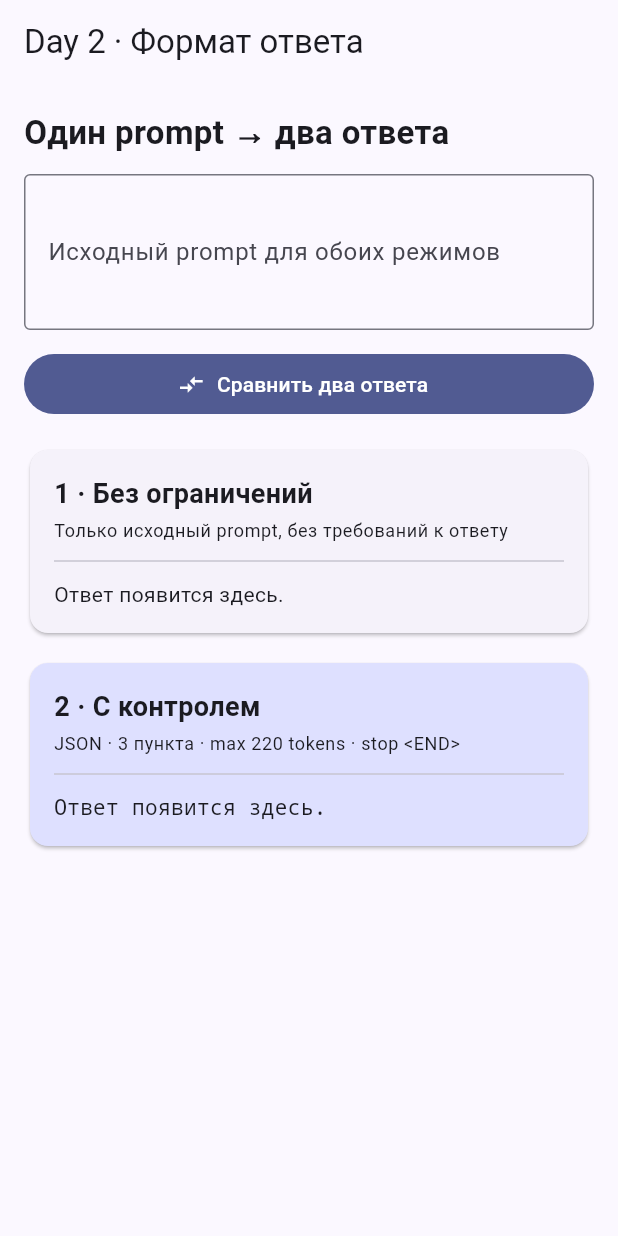
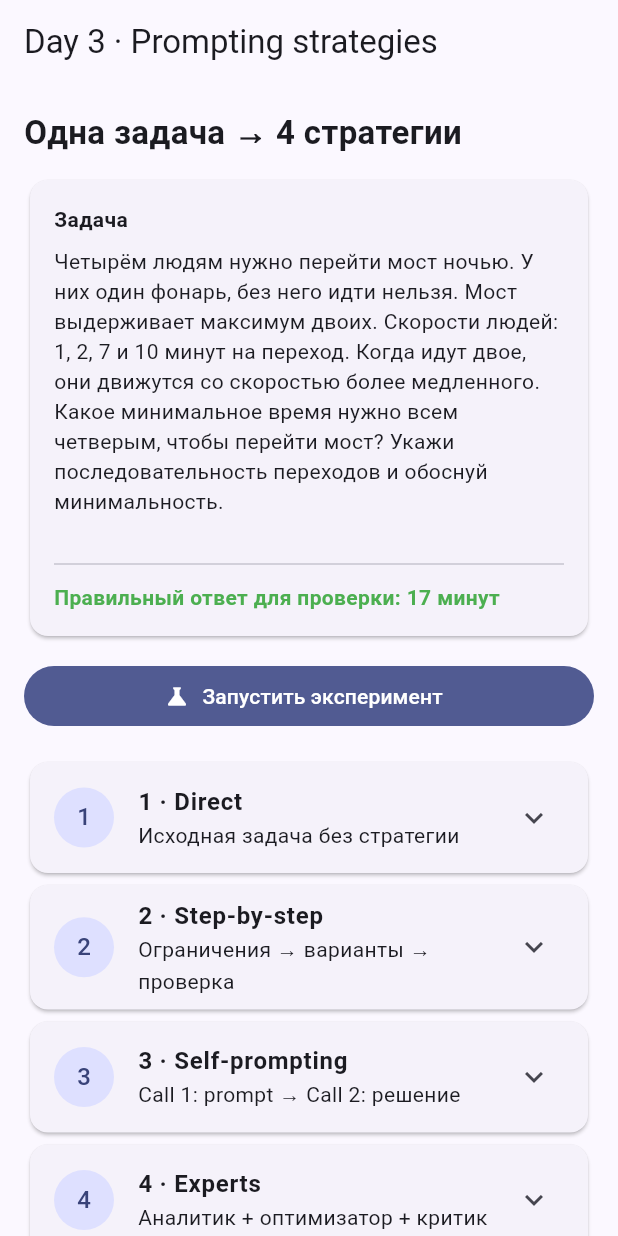
Before and after one commit to Rustam1821/ai-advent-day-01, a Flutter app: the screen it shows after launch, on a phone screen of 412 x 824 dp. Run offline on Flutter 3.47's test engine with Material 3 defaults, Android fonts, the phone set to English and light mode, and no system bars.

Commit message:
feat: compare four prompting strategies for AI Advent day 3

```diff
--- a/lib/main.dart
+++ b/lib/main.dart
@@ -6,7 +6,9 @@ import 'package:http/http.dart' as http;
 const _apiKey = String.fromEnvironment('DEEPSEEK_API_KEY');
 const _endpoint = 'https://api.deepseek.com/chat/completions';
 const _model = 'deepseek-v4-flash';
-const _stopSequence = '<END>';
+const _task = '''
+Четырём людям нужно перейти мост ночью. У них один фонарь, без него идти нельзя. Мост выдерживает максимум двоих. Скорости людей: 1, 2, 7 и 10 минут на переход. Когда идут двое, они движутся со скоростью более медленного. Какое минимальное время нужно всем четверым, чтобы перейти мост? Укажи последовательность переходов и обоснуй минимальность.
+''';
 
 void main() => runApp(const MyApp());
 
@@ -16,113 +18,145 @@ class MyApp extends StatelessWidget {
   @override
   Widget build(BuildContext context) {
     return MaterialApp(
-      title: 'AI Advent — Day 2',
+      title: 'AI Advent — Day 3',
       debugShowCheckedModeBanner: false,
       theme: ThemeData(
         colorScheme: ColorScheme.fromSeed(seedColor: Colors.indigo),
         useMaterial3: true,
       ),
-      home: const ComparePage(),
+      home: const PromptingExperimentPage(),
     );
   }
 }
 
-class ComparePage extends StatefulWidget {
-  const ComparePage({super.key});
+class PromptingExperimentPage extends StatefulWidget {
+  const PromptingExperimentPage({super.key});
 
   @override
-  State<ComparePage> createState() => _ComparePageState();
+  State<PromptingExperimentPage> createState() =>
+      _PromptingExperimentPageState();
 }
 
-class _ComparePageState extends State<ComparePage> {
-  final _promptController = TextEditingController();
-  _DeepSeekResult? _freeResult;
-  _DeepSeekResult? _controlledResult;
-  String _sentPrompt = '';
+class _PromptingExperimentPageState extends State<PromptingExperimentPage> {
+  _ApiResult? _direct;
+  _ApiResult? _stepByStep;
+  _ApiResult? _selfPrompting;
+  _ApiResult? _experts;
+  String? _generatedPrompt;
   String? _error;
   bool _isLoading = false;
 
-  @override
-  void dispose() {
-    _promptController.dispose();
-    super.dispose();
-  }
-
-  Future<void> _compareAnswers() async {
-    final prompt = _promptController.text.trim();
-    if (prompt.isEmpty || _isLoading) return;
+  Future<void> _runExperiment() async {
+    if (_isLoading) return;
     if (_apiKey.isEmpty) {
-      setState(
-        () => _error =
+      setState(() {
+        _error =
             'API key не найден. Запустите приложение с '
-            '--dart-define-from-file=.env',
-      );
+            '--dart-define-from-file=.env';
+      });
       return;
     }
 
     setState(() {
       _isLoading = true;
-      _sentPrompt = prompt;
-      _freeResult = null;
-      _controlledResult = null;
+      _direct = null;
+      _stepByStep = null;
+      _selfPrompting = null;
+      _experts = null;
+      _generatedPrompt = null;
       _error = null;
     });
 
     try {
-      final results = await Future.wait([
-        _requestDeepSeek(prompt: prompt, controlled: false),
-        _requestDeepSeek(prompt: prompt, controlled: true),
+      await Future.wait([
+        _ask([
+          {
+            'role': 'system',
+            'content': 'Отвечай по-русски и кратко, не более 250 слов.',
+          },
+          {'role': 'user', 'content': _task},
+        ]).then((result) {
+          if (mounted) setState(() => _direct = result);
+        }),
+        _ask([
+          {
+            'role': 'system',
+            'content':
+                'Решай задачу пошагово. Сначала выдели ограничения, затем '
+                'перебери разумные стратегии, посчитай каждый шаг и отдельно '
+                'докажи, что найденное время минимально. Отвечай по-русски, '
+                'не более 250 слов.',
+          },
+          {'role': 'user', 'content': _task},
+        ]).then((result) {
+          if (mounted) setState(() => _stepByStep = result);
+        }),
+        _runSelfPrompting(),
+        _ask([
+          {
+            'role': 'system',
+            'content':
+                'Ты — консилиум из трёх экспертов. Аналитик формализует '
+                'ограничения и предлагает решение. Оптимизатор ищет более '
+                'быструю стратегию. Критик проверяет расчёты и минимальность. '
+                'Покажи краткое мнение каждого под отдельным заголовком, затем '
+                'дай согласованный итог консилиума. Каждой роли дай максимум '
+                'два предложения. Весь ответ — на русском, максимум 120 слов, '
+                'обязательно закончи числовым итогом.',
+          },
+          {'role': 'user', 'content': _task},
+        ]).then((result) {
+          if (mounted) setState(() => _experts = result);
+        }),
       ]);
-      if (!mounted) return;
-      setState(() {
-        _freeResult = results[0];
-        _controlledResult = results[1];
-      });
     } catch (error) {
-      if (mounted) {
-        setState(() => _error = 'Не удалось получить ответы: $error');
-      }
+      if (mounted) setState(() => _error = 'Ошибка эксперимента: $error');
     } finally {
       if (mounted) setState(() => _isLoading = false);
     }
   }
 
-  Future<_DeepSeekResult> _requestDeepSeek({
-    required String prompt,
-    required bool controlled,
-  }) async {
-    final messages = <Map<String, String>>[];
-    if (controlled) {
-      messages.add({
+  Future<void> _runSelfPrompting() async {
+    final promptResult = await _ask([
+      {
         'role': 'system',
         'content':
-            '''
-Return only valid JSON in exactly this format:
-{"title":"short title","summary":"up to 40 words","key_points":["point 1","point 2","point 3"]}
-Keep exactly these three fields and exactly 3 key_points. Each key point must be at most 12 words. Do not use Markdown. Immediately after the closing JSON brace emit $_stopSequence and finish.
-''',
-      });
-    }
-    messages.add({'role': 'user', 'content': prompt});
+            'Ты — prompt engineer. Создай самостоятельный, точный prompt, '
+            'который поможет другой LLM правильно решить переданную задачу. '
+            'Сохрани все исходные данные и потребуй проверить минимальность. '
+            'Потребуй ответить по-русски не более чем в 250 словах. Сам prompt '
+            'должен быть не длиннее 180 слов. Верни только готовый prompt.',
+      },
+      {
+        'role': 'user',
+        'content':
+            'Создай качественный prompt для решения этой задачи:\n$_task',
+      },
+    ]);
+    if (mounted) setState(() => _generatedPrompt = promptResult.content);
 
-    final body = <String, dynamic>{'model': _model, 'messages': messages};
-    if (controlled) {
-      body.addAll({
-        'thinking': {'type': 'disabled'},
-        'response_format': {'type': 'json_object'},
-        'max_tokens': 220,
-        'stop': [_stopSequence],
-      });
+    final solution = await _ask([
+      {'role': 'user', 'content': promptResult.content},
+    ]);
+    if (mounted) setState(() => _selfPrompting = solution);
   }
 
+  Future<_ApiResult> _ask(List<Map<String, String>> messages) async {
     final response = await http.post(
       Uri.parse(_endpoint),
       headers: {
         'Content-Type': 'application/json',
         'Authorization': 'Bearer $_apiKey',
       },
-      body: jsonEncode(body),
+      body: jsonEncode({
+        'model': _model,
+        'thinking': {'type': 'disabled'},
+        'temperature': 0.3,
+        'max_tokens': 1000,
+        'messages': messages,
+      }),
     );
+
     final data = jsonDecode(response.body) as Map<String, dynamic>;
     if (response.statusCode < 200 || response.statusCode >= 300) {
       final error = data['error'] as Map<String, dynamic>?;
@@ -137,156 +171,99 @@ Keep exactly these three fields and exactly 3 key_points. Each key point must be
       throw const FormatException('DeepSeek вернул пустой ответ');
     }
 
-    var displayContent = content.trim();
-    if (controlled) {
-      final json = jsonDecode(displayContent) as Map<String, dynamic>;
-      _validateControlledJson(json);
-      displayContent = const JsonEncoder.withIndent('  ').convert(json);
-    }
-
     final usage = data['usage'] as Map<String, dynamic>?;
-    return _DeepSeekResult(
-      content: displayContent,
-      finishReason: choice?['finish_reason'] as String? ?? 'unknown',
-      completionTokens: usage?['completion_tokens'] as int?,
+    return _ApiResult(
+      content: content.trim(),
+      tokens: usage?['completion_tokens'] as int?,
     );
-  }
-
-  void _validateControlledJson(Map<String, dynamic> json) {
-    const expectedKeys = {'title', 'summary', 'key_points'};
-    final keys = json.keys.toSet();
-    final points = json['key_points'];
-    if (keys.difference(expectedKeys).isNotEmpty ||
-        !keys.containsAll(expectedKeys) ||
-        json['title'] is! String ||
-        json['summary'] is! String ||
-        points is! List ||
-        points.length != 3 ||
-        points.any((point) => point is! String)) {
-      throw const FormatException(
-        'контролируемый ответ не соответствует заданной JSON-структуре',
-      );
-    }
   }
 
   @override
   Widget build(BuildContext context) {
     return Scaffold(
-      appBar: AppBar(title: const Text('Day 2 · Формат ответа')),
+      appBar: AppBar(title: const Text('Day 3 · Prompting strategies')),
       body: SafeArea(
-        child: SingleChildScrollView(
+        child: ListView(
           padding: const EdgeInsets.all(16),
-          child: Column(
-            crossAxisAlignment: CrossAxisAlignment.stretch,
           children: [
             const Text(
-                'Один prompt → два ответа',
+              'Одна задача → 4 стратегии',
               style: TextStyle(fontSize: 22, fontWeight: FontWeight.bold),
             ),
             const SizedBox(height: 12),
-              TextField(
-                controller: _promptController,
-                minLines: 3,
-                maxLines: 6,
-                decoration: const InputDecoration(
-                  labelText: 'Исходный prompt для обоих режимов',
-                  border: OutlineInputBorder(),
+            const Card(
+              child: Padding(
+                padding: EdgeInsets.all(16),
+                child: Column(
+                  crossAxisAlignment: CrossAxisAlignment.start,
+                  children: [
+                    Text(
+                      'Задача',
+                      style: TextStyle(fontWeight: FontWeight.bold),
+                    ),
+                    SizedBox(height: 8),
+                    Text(_task),
+                    Divider(height: 24),
+                    Text(
+                      'Правильный ответ для проверки: 17 минут',
+                      style: TextStyle(
+                        color: Colors.green,
+                        fontWeight: FontWeight.bold,
+                      ),
+                    ),
+                  ],
+                ),
               ),
             ),
             const SizedBox(height: 12),
             FilledButton.icon(
-                onPressed: _isLoading ? null : _compareAnswers,
+              onPressed: _isLoading ? null : _runExperiment,
               icon: _isLoading
                   ? const SizedBox.square(
                       dimension: 18,
                       child: CircularProgressIndicator(strokeWidth: 2),
                     )
-                    : const Icon(Icons.compare_arrows),
+                  : const Icon(Icons.science),
               label: Text(
-                  _isLoading ? 'Получаем оба ответа...' : 'Сравнить два ответа',
+                _isLoading
+                    ? 'DeepSeek выполняет 5 вызовов...'
+                    : 'Запустить эксперимент',
               ),
             ),
-              if (_sentPrompt.isNotEmpty) ...[
-                const SizedBox(height: 16),
-                Container(
-                  padding: const EdgeInsets.all(12),
-                  decoration: BoxDecoration(
-                    color: Theme.of(context)
-                        .colorScheme
-                        .surfaceContainerHighest,
-                    borderRadius: BorderRadius.circular(12),
-                  ),
-                  child: Text('Одинаковый prompt: “$_sentPrompt”'),
-                ),
-              ],
             if (_error != null) ...[
-                const SizedBox(height: 16),
+              const SizedBox(height: 12),
               Text(_error!, style: const TextStyle(color: Colors.red)),
             ],
             const SizedBox(height: 16),
-              _AnswerCard(
-                title: '1 · Без ограничений',
-                subtitle: 'Только исходный prompt, без требований к ответу',
-                result: _freeResult,
+            _ResultTile(
+              number: 1,
+              title: 'Direct',
+              subtitle: 'Исходная задача без стратегии',
+              result: _direct,
+              loading: _isLoading,
             ),
-              const SizedBox(height: 12),
-              _AnswerCard(
-                title: '2 · С контролем',
-                subtitle: 'JSON · 3 пункта · max 220 tokens · stop <END>',
-                result: _controlledResult,
-                controlled: true,
+            _ResultTile(
+              number: 2,
+              title: 'Step-by-step',
+              subtitle: 'Ограничения → варианты → проверка',
+              result: _stepByStep,
+              loading: _isLoading,
             ),
-            ],
+            _ResultTile(
+              number: 3,
+              title: 'Self-prompting',
+              subtitle: 'Call 1: prompt → Call 2: решение',
+              result: _selfPrompting,
+              loading: _isLoading,
+              generatedPrompt: _generatedPrompt,
             ),
+            _ResultTile(
+              number: 4,
+              title: 'Experts',
+              subtitle: 'Аналитик + оптимизатор + критик',
+              result: _experts,
+              loading: _isLoading,
             ),
-      ),
-    );
-  }
-}
-
-class _AnswerCard extends StatelessWidget {
-  const _AnswerCard({
-    required this.title,
-    required this.subtitle,
-    required this.result,
-    this.controlled = false,
-  });
-
-  final String title;
-  final String subtitle;
-  final _DeepSeekResult? result;
-  final bool controlled;
-
-  @override
-  Widget build(BuildContext context) {
-    return Card(
-      color: controlled ? Theme.of(context).colorScheme.primaryContainer : null,
-      child: Padding(
-        padding: const EdgeInsets.all(16),
-        child: Column(
-          crossAxisAlignment: CrossAxisAlignment.start,
-          children: [
-            Text(
-              title,
-              style: const TextStyle(fontSize: 18, fontWeight: FontWeight.bold),
-            ),
-            const SizedBox(height: 4),
-            Text(subtitle, style: Theme.of(context).textTheme.bodySmall),
-            const Divider(height: 24),
-            SelectableText(
-              result?.content ?? 'Ответ появится здесь.',
-              style: controlled
-                  ? const TextStyle(fontFamily: 'monospace')
-                  : null,
-            ),
-            if (result != null) ...[
-              const SizedBox(height: 12),
-              Text(
-                'Завершение: ${result!.finishReason} · '
-                'токенов: ${result!.completionTokens ?? '—'}',
-                style: Theme.of(context).textTheme.labelSmall,
-              ),
-            ],
           ],
         ),
       ),
@@ -294,14 +271,84 @@ class _AnswerCard extends StatelessWidget {
   }
 }
 
-class _DeepSeekResult {
-  const _DeepSeekResult({
-    required this.content,
-    required this.finishReason,
-    required this.completionTokens,
+class _ResultTile extends StatelessWidget {
+  const _ResultTile({
+    required this.number,
+    required this.title,
+    required this.subtitle,
+    required this.result,
+    required this.loading,
+    this.generatedPrompt,
   });
 
+  final int number;
+  final String title;
+  final String subtitle;
+  final _ApiResult? result;
+  final bool loading;
+  final String? generatedPrompt;
+
+  @override
+  Widget build(BuildContext context) {
+    final isReady = result != null;
+    return Card(
+      child: ExpansionTile(
+        leading: CircleAvatar(
+          child: isReady
+              ? const Icon(Icons.check, color: Colors.green)
+              : Text('$number'),
+        ),
+        title: Text(
+          '$number · $title',
+          style: const TextStyle(fontWeight: FontWeight.bold),
+        ),
+        subtitle: Text(
+          isReady
+              ? '$subtitle · ${result!.tokens ?? '—'} токенов'
+              : loading
+              ? title == 'Self-prompting' && generatedPrompt != null
+                    ? 'Call 1 готов, выполняется Call 2...'
+                    : 'Выполняется...'
+              : subtitle,
+        ),
+        childrenPadding: const EdgeInsets.fromLTRB(16, 0, 16, 16),
+        children: [
+          if (generatedPrompt != null) ...[
+            const Align(
+              alignment: Alignment.centerLeft,
+              child: Text(
+                'Generated prompt (Call 1)',
+                style: TextStyle(fontWeight: FontWeight.bold),
+              ),
+            ),
+            const SizedBox(height: 6),
+            SelectableText(generatedPrompt!),
+            const Divider(height: 24),
+            const Align(
+              alignment: Alignment.centerLeft,
+              child: Text(
+                'Итоговое решение (Call 2)',
+                style: TextStyle(fontWeight: FontWeight.bold),
+              ),
+            ),
+            const SizedBox(height: 6),
+          ],
+          Align(
+            alignment: Alignment.centerLeft,
+            child: SelectableText(
+              result?.content ??
+                  (loading ? 'Ожидаем ответ DeepSeek...' : 'Ещё не запущено.'),
+            ),
+          ),
+        ],
+      ),
+    );
+  }
+}
+
+class _ApiResult {
+  const _ApiResult({required this.content, required this.tokens});
+
   final String content;
-  final String finishReason;
-  final int? completionTokens;
+  final int? tokens;
 }
```
Also changed, not shown: 1 other file. Lines whose indentation alone changed are shown as unchanged.
